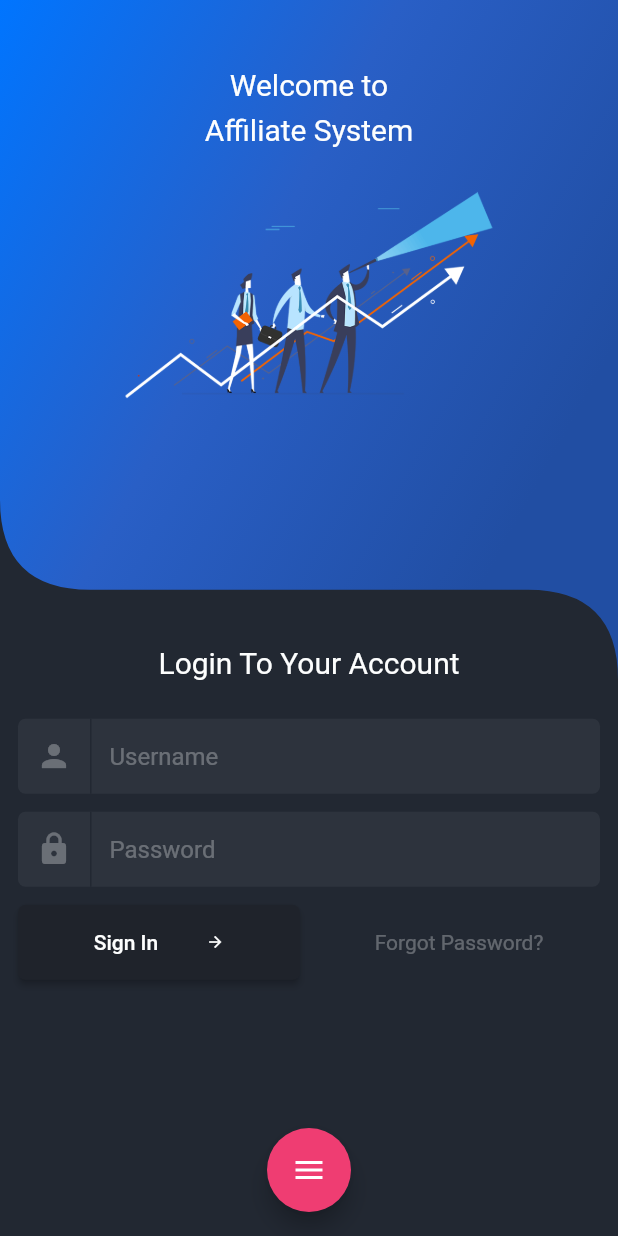
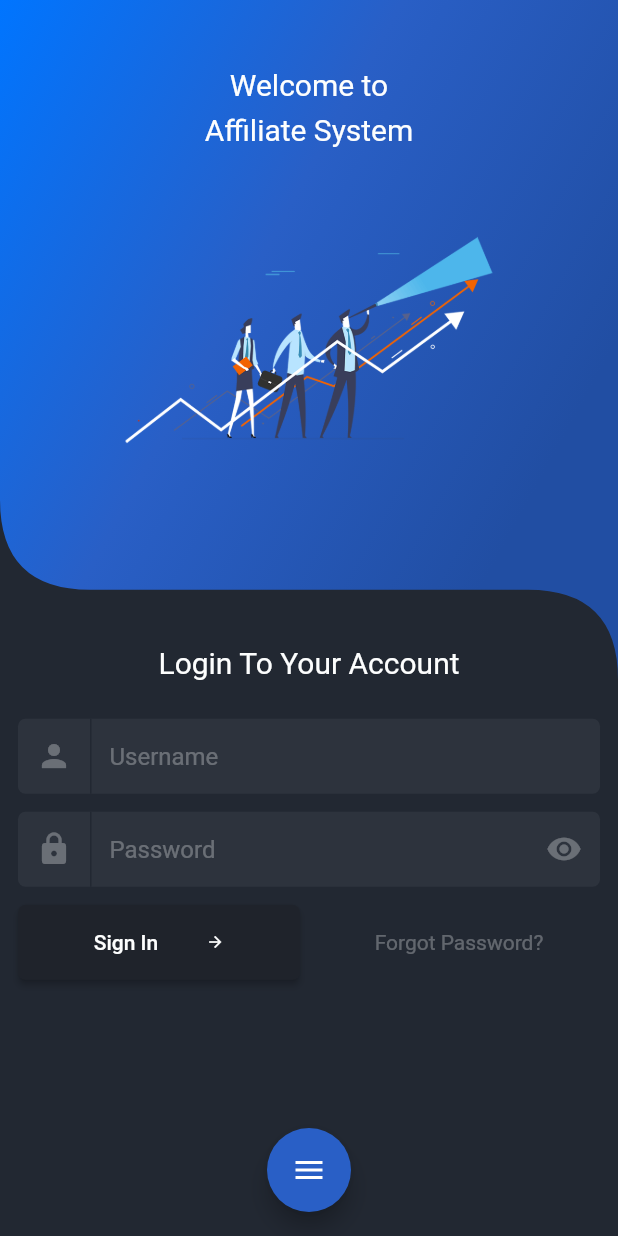
Before and after one commit to robbyrahmana/app_login_affiliate, a Flutter app: the LoginPage screen opened directly, on a phone screen of 412 x 824 dp. Run offline on Flutter 3.47's test engine with Material 2 defaults, Android fonts, the light colour scheme and no system bars; our stand-ins replace font_awesome_flutter; missing offline and left inert: flutter_slider_indicator.

Commit message:
Additional code

```diff
--- a/lib/login_page.dart
+++ b/lib/login_page.dart
@@ -1,4 +1,6 @@
 import 'package:app_login_affiliate/const.dart';
+import 'package:app_login_affiliate/widgets/floating_button.dart';
+import 'package:app_login_affiliate/widgets/input_widget.dart';
 import 'package:app_login_affiliate/widgets/main_clipper.dart';
 import 'package:flutter/material.dart';
 
@@ -15,7 +17,6 @@ class _LoginPageState extends State<LoginPage>
   Animation<double> _opacity;
   Animation<double> _position2;
   Animation<double> _opacity2;
-  Animation<double> _scale;
 
   @override
   void initState() {
@@ -46,14 +47,6 @@ class _LoginPageState extends State<LoginPage>
       ..addListener(() {
         setState(() {});
       });
-    _scale = Tween<double>(begin: 0, end: 1).animate(
-      CurvedAnimation(
-        parent: controller,
-        curve: Interval(0, .5, curve: Curves.bounceOut),
-      ),
-    )..addListener(() {
-        setState(() {});
-      });
     controller.forward();
     super.initState();
   }
@@ -70,23 +63,7 @@ class _LoginPageState extends State<LoginPage>
     height = MediaQuery.of(context).size.height;
 
     return Scaffold(
-      floatingActionButton: Transform.scale(
-        scale: _scale.value,
-        child: FloatingActionButton(
-          backgroundColor: CColors.red,
-          onPressed: () {
-            if (controller.value == 0.0) {
-              controller.forward();
-            } else {
-              controller.reverse();
-            }
-          },
-          child: AnimatedIcon(
-            icon: AnimatedIcons.close_menu,
-            progress: controller,
-          ),
-        ),
-      ),
+      floatingActionButton: FloatingButton(parentController: controller),
       floatingActionButtonLocation: FloatingActionButtonLocation.centerFloat,
       body: Stack(
         children: <Widget>[
@@ -98,94 +75,24 @@ class _LoginPageState extends State<LoginPage>
                 padding: EdgeInsets.only(top: height * .55 - 60),
                 child: Column(
                   children: <Widget>[
-                    Hero(
-                      tag: 'login-text',
-                      child: Material(
-                        color: Colors.transparent,
-                        child: Text(
-                          "Login To Your Account",
-                          style: TextStyle(
-                            fontSize: 20,
-                            color: CColors.white,
-                            height: 1.5,
-                          ),
-                        ),
+                    Text(
+                      "Login To Your Account",
+                      style: TextStyle(
+                        fontSize: 20,
+                        color: CColors.white,
+                        height: 1.5,
                       ),
                     ),
                     SizedBox(height: 24),
-                    Container(
-                      decoration: BoxDecoration(
-                        color: CColors.lightblack,
-                        borderRadius: BorderRadius.all(Radius.circular(5)),
-                      ),
-                      height: 50,
-                      child: Row(
-                        children: <Widget>[
-                          Padding(
-                            padding: EdgeInsets.all(12.0),
-                            child: Icon(
-                              Icons.person,
-                              color: CColors.white.withAlpha(75),
-                            ),
-                          ),
-                          Container(
-                            width: 1,
-                            height: double.infinity,
-                            color: CColors.black,
-                          ),
-                          Expanded(
-                            child: TextField(
-                              decoration: InputDecoration(
-                                contentPadding:
-                                    EdgeInsets.symmetric(horizontal: 12.0),
-                                hintText: "Username",
-                                hintStyle: TextStyle(
-                                  color: CColors.white.withAlpha(75),
-                                ),
-                                border: InputBorder.none,
-                              ),
-                            ),
-                          ),
-                        ],
-                      ),
+                    InputWidget(
+                      placeholder: "Username",
+                      icon: Icons.person,
                     ),
                     SizedBox(height: 12),
-                    Container(
-                      decoration: BoxDecoration(
-                        color: CColors.lightblack,
-                        borderRadius: BorderRadius.all(Radius.circular(5)),
-                      ),
-                      height: 50,
-                      child: Row(
-                        children: <Widget>[
-                          Padding(
-                            padding: EdgeInsets.all(12.0),
-                            child: Icon(
-                              Icons.lock,
-                              color: CColors.white.withAlpha(75),
-                            ),
-                          ),
-                          Container(
-                            width: 1,
-                            height: double.infinity,
-                            color: CColors.black,
-                          ),
-                          Expanded(
-                            child: TextField(
-                              obscureText: true,
-                              decoration: InputDecoration(
-                                contentPadding:
-                                    EdgeInsets.symmetric(horizontal: 12.0),
-                                hintText: "Password",
-                                hintStyle: TextStyle(
-                                  color: CColors.white.withAlpha(75),
-                                ),
-                                border: InputBorder.none,
-                              ),
-                            ),
-                          ),
-                        ],
-                      ),
+                    InputWidget(
+                      placeholder: "Password",
+                      icon: Icons.lock,
+                      secret: true,
                     ),
                     SizedBox(height: 12),
                     Row(
@@ -244,7 +151,6 @@ class _LoginPageState extends State<LoginPage>
               clipper: MainClipper(),
               child: Container(
                 height: height * .55,
-                padding: EdgeInsets.only(bottom: 60),
                 alignment: Alignment.center,
                 decoration: BoxDecoration(
                   gradient: LinearGradient(colors: [
--- a/lib/splash_page.dart
+++ b/lib/splash_page.dart
@@ -2,6 +2,7 @@ import 'package:app_login_affiliate/const.dart';
 import 'package:app_login_affiliate/login_page.dart';
 import 'package:app_login_affiliate/widgets/main_clipper.dart';
 import 'package:flutter/material.dart';
+import 'package:flutter_slider_indicator/flutter_slider_indicator.dart';
 
 class SplashPage extends StatefulWidget {
   @override
@@ -9,12 +10,20 @@ class SplashPage extends StatefulWidget {
 }
 
 class _SplashPageState extends State<SplashPage> {
+  PageController _pageController = PageController();
   var width, height;
+  var currentPage = 0;
 
   @override
   Widget build(BuildContext context) {
     width = MediaQuery.of(context).size.width;
     height = MediaQuery.of(context).size.height;
+
+    _pageController.addListener(() {
+      setState(() {
+        currentPage = _pageController.page.round();
+      });
+    });
 
     return Scaffold(
       body: Stack(
@@ -32,10 +41,6 @@ class _SplashPageState extends State<SplashPage> {
                 alignment: Alignment.bottomCenter,
                 child: Padding(
                   padding: EdgeInsets.all(15.0),
-                  child: Hero(
-                    tag: 'login-text',
-                    child: Material(
-                      color: Colors.transparent,
                   child: Text(
                     "Login To Your Account",
                     style: TextStyle(
@@ -48,14 +53,13 @@ class _SplashPageState extends State<SplashPage> {
               ),
             ),
           ),
-            ),
-          ),
           Hero(
             tag: 'main-clipper',
             child: ClipPath(
               clipper: MainClipper(),
               child: Material(
                 child: PageView(
+                  controller: _pageController,
                   children: <Widget>[
                     _buildContent(),
                     _buildContent(),
@@ -65,6 +69,35 @@ class _SplashPageState extends State<SplashPage> {
               ),
             ),
           ),
+          Align(
+            alignment: Alignment.bottomCenter,
+            child: Padding(
+              padding: const EdgeInsets.only(bottom: 75),
+              child: SliderIndicator(
+                length: 3,
+                activeIndex: currentPage,
+                indicator: Container(
+                  width: 10,
+                  height: 10,
+                  margin: EdgeInsets.all(5),
+                  decoration: BoxDecoration(
+                    border: Border.all(color: CColors.white),
+                    borderRadius: BorderRadius.all(Radius.circular(10)),
+                  ),
+                ),
+                activeIndicator: Container(
+                  width: 10,
+                  height: 10,
+                  margin: EdgeInsets.all(5),
+                  decoration: BoxDecoration(
+                    border: Border.all(color: CColors.white),
+                    color: CColors.white,
+                    borderRadius: BorderRadius.all(Radius.circular(10)),
+                  ),
+                ),
+              ),
+            ),
+          )
         ],
       ),
     );
--- /dev/null
+++ b/lib/widgets/floating_button.dart
@@ -0,0 +1,128 @@
+import 'package:app_login_affiliate/const.dart';
+import 'package:flutter/material.dart';
+import 'dart:math' as math;
+
+import 'package:font_awesome_flutter/font_awesome_flutter.dart';
+
+class FloatingButton extends StatefulWidget {
+  final AnimationController parentController;
+  FloatingButton({this.parentController});
+  @override
+  _FloatingButtonState createState() => _FloatingButtonState();
+}
+
+class _FloatingButtonState extends State<FloatingButton>
+    with SingleTickerProviderStateMixin {
+  AnimationController controller;
+  Animation<double> _scale;
+  Animation<double> _padding;
+  Animation<double> _opacity;
+
+  void initState() {
+    controller = AnimationController(
+      vsync: this,
+      duration: Duration(milliseconds: 250),
+    );
+    _scale = Tween<double>(begin: 0, end: 1).animate(
+      CurvedAnimation(
+        parent: widget.parentController,
+        curve: Interval(0, .5, curve: Curves.bounceOut),
+      ),
+    )..addListener(() {
+        setState(() {});
+      });
+    _padding = Tween<double>(begin: 0, end: 65).animate(
+      CurvedAnimation(
+        parent: controller,
+        curve: Interval(0, 1, curve: Curves.easeIn),
+      ),
+    )..addListener(() {
+        setState(() {});
+      });
+    _opacity = Tween<double>(begin: 0, end: 1).animate(
+      CurvedAnimation(
+        parent: controller,
+        curve: Interval(0, .2, curve: Curves.easeIn),
+      ),
+    )..addListener(() {
+        setState(() {});
+      });
+    super.initState();
+  }
+
+  @override
+  Widget build(BuildContext context) {
+    return Stack(
+      children: <Widget>[
+        controller.value < 0.5
+            ? Container()
+            : Container(
+                width: MediaQuery.of(context).size.width,
+                height: MediaQuery.of(context).size.height,
+                color: CColors.black.withAlpha(
+                  (150 * _opacity.value).round(),
+                ),
+              ),
+        _smallIcon(math.pi / 5, FontAwesomeIcons.google),
+        _smallIcon(-math.pi / 5, FontAwesomeIcons.plus),
+        _smallIcon(0, FontAwesomeIcons.facebookF),
+        Align(
+          alignment: Alignment.bottomCenter,
+          child: Transform.scale(
+            scale: _scale.value,
+            child: FloatingActionButton(
+              backgroundColor:
+                  controller.value < 0.5 ? CColors.blue : CColors.red,
+              onPressed: () {
+                if (controller.value == 0.0) {
+                  controller.forward();
+                } else {
+                  controller.reverse();
+                }
+              },
+              child: AnimatedIcon(
+                icon: AnimatedIcons.menu_close,
+                progress: controller,
+              ),
+            ),
+          ),
+        ),
+      ],
+    );
+  }
+
+  Widget _smallIcon(double angle, IconData icon) {
+    return Align(
+      alignment: Alignment.bottomCenter,
+      child: Transform.rotate(
+        angle: angle,
+        alignment: Alignment.bottomCenter,
+        child: Padding(
+          padding: EdgeInsets.only(
+            bottom: _padding.value,
+          ),
+          child: Transform.rotate(
+            angle: -angle,
+            child: Opacity(
+              opacity: _opacity.value,
+              child: FloatingActionButton(
+                elevation: 0,
+                heroTag: angle.toString(),
+                mini: true,
+                backgroundColor: CColors.lightblack,
+                child: Icon(
+                  icon,
+                  color: CColors.white,
+                  size: 16,
+                ),
+                onPressed: () {
+                  print(angle);
+                },
+              ),
+            ),
+          ),
+        ),
+      ),
+    );
+  }
+}
--- /dev/null
+++ b/lib/widgets/input_widget.dart
@@ -0,0 +1,64 @@
+import 'package:app_login_affiliate/const.dart';
+import 'package:flutter/material.dart';
+
+class InputWidget extends StatelessWidget {
+  final String placeholder;
+  final IconData icon;
+  final bool secret;
+
+  const InputWidget({
+    Key key,
+    this.placeholder,
+    this.icon,
+    this.secret = false,
+  }) : super(key: key);
+
+  @override
+  Widget build(BuildContext context) {
+    return Container(
+      decoration: BoxDecoration(
+        color: CColors.lightblack,
+        borderRadius: BorderRadius.all(Radius.circular(5)),
+      ),
+      height: 50,
+      child: Row(
+        children: <Widget>[
+          Padding(
+            padding: EdgeInsets.all(12.0),
+            child: Icon(
+              icon,
+              color: CColors.white.withAlpha(75),
+            ),
+          ),
+          Container(
+            width: 1,
+            height: double.infinity,
+            color: CColors.black,
+          ),
+          Expanded(
+            child: TextField(
+              obscureText: secret,
+              decoration: InputDecoration(
+                contentPadding: EdgeInsets.symmetric(horizontal: 12.0),
+                hintText: "$placeholder",
+                hintStyle: TextStyle(
+                  color: CColors.white.withAlpha(75),
+                ),
+                border: InputBorder.none,
+              ),
+            ),
+          ),
+          if (secret) ...[
+            Padding(
+              padding: EdgeInsets.all(12.0),
+              child: Icon(
+                Icons.remove_red_eye,
+                color: CColors.white.withAlpha(75),
+              ),
+            ),
+          ]
+        ],
+      ),
+    );
+  }
+}
--- a/pubspec.yaml
+++ b/pubspec.yaml
@@ -14,7 +14,7 @@ description: A new Flutter project.
 version: 1.0.0+1
 
 environment:
-  sdk: ">=2.1.0 <3.0.0"
+  sdk: ">=2.3.0 <3.0.0"
 
 dependencies:
   flutter:
@@ -23,6 +23,9 @@ dependencies:
   # The following adds the Cupertino Icons font to your application.
   # Use with the CupertinoIcons class for iOS style icons.
   cupertino_icons: ^0.1.2
+
+  flutter_slider_indicator: ^0.2.0
+  font_awesome_flutter: ^8.7.0
 
 dev_dependencies:
   flutter_test:
```
Also changed, not shown: pubspec.lock. Lines whose indentation alone changed are shown as unchanged.
